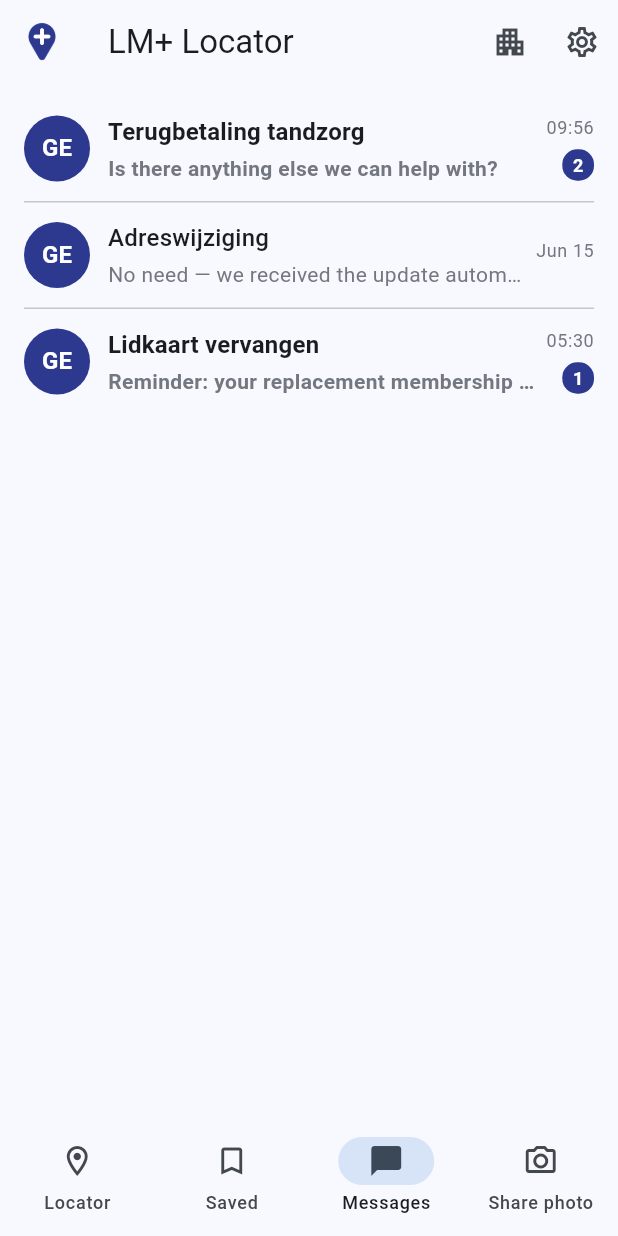
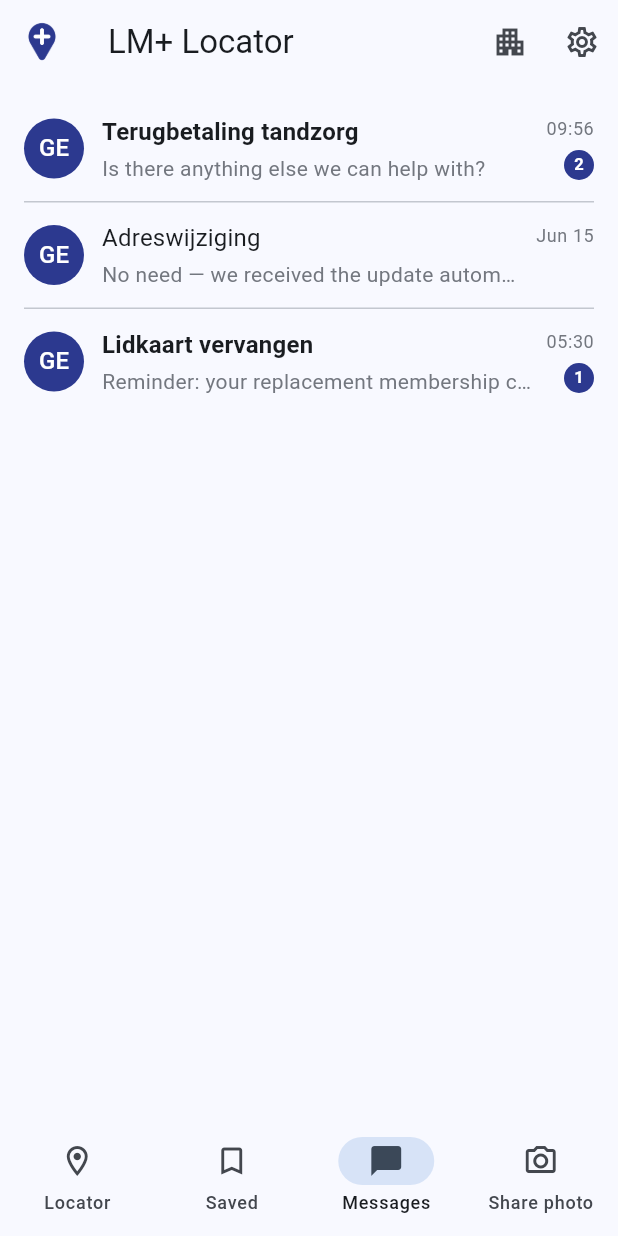
Before and after one commit to symonxdd/lm-plus-locator, a Flutter app: the screen it shows after launch, item 3 of the bottom bar chosen, on a phone screen of 412 x 824 dp. Run offline on Flutter 3.47's test engine with Material 3 defaults, Android fonts, the phone set to English and light mode, and no system bars; our stand-ins replace cloud_firestore, connectivity_plus, firebase_auth, firebase_core, geocoding, geolocator and 5 more; accounts and stored records are empty.

Commit message:
fix(ui): clear unread badge correctly and use a true circular badge
markAsRead() was called synchronously in initState, mutating the
ValueNotifier mid-build and throwing "setState() called during build" —
the exception silently swallowed the update, so the badge never cleared.
Deferred it to a post-frame callback instead.

Also gives the unread badge a fixed-size circular shape (it was stretching
vertically due to default text line-height) and lightens conversation
tile text weights for a more minimal look.

```diff
--- a/lib/screens/chat_screen.dart
+++ b/lib/screens/chat_screen.dart
@@ -25,8 +25,13 @@ class _ChatScreenState extends State<ChatScreen> {
   @override
   void initState() {
     super.initState();
-    MessagingService.instance.markAsRead(widget.conversationId);
-    WidgetsBinding.instance.addPostFrameCallback((_) => _scrollToBottom());
+    // Deferred: calling this synchronously here would mutate the
+    // ValueNotifier mid-build (the very first build of this widget),
+    // which throws "setState() called during build".
+    WidgetsBinding.instance.addPostFrameCallback((_) {
+      MessagingService.instance.markAsRead(widget.conversationId);
+      _scrollToBottom();
+    });
   }
 
   @override
--- a/lib/widgets/conversation_tile.dart
+++ b/lib/widgets/conversation_tile.dart
@@ -32,14 +32,11 @@ class ConversationTile extends StatelessWidget {
         child: Row(
           children: [
             CircleAvatar(
-              radius: 22,
+              radius: 20,
               backgroundColor: conversation.avatarColor,
               child: Text(
                 conversation.avatarLabel,
-                style: const TextStyle(
-                  color: Colors.white,
-                  fontWeight: FontWeight.w600,
-                ),
+                style: const TextStyle(color: Colors.white, fontWeight: FontWeight.w500),
               ),
             ),
             const SizedBox(width: 12),
@@ -52,7 +49,7 @@ class ConversationTile extends StatelessWidget {
                     maxLines: 1,
                     overflow: TextOverflow.ellipsis,
                     style: theme.textTheme.titleMedium?.copyWith(
-                      fontWeight: unread ? FontWeight.w700 : FontWeight.w500,
+                      fontWeight: unread ? FontWeight.w600 : FontWeight.w400,
                     ),
                   ),
                   if (lastMessage != null) ...[
@@ -63,7 +60,6 @@ class ConversationTile extends StatelessWidget {
                       overflow: TextOverflow.ellipsis,
                       style: theme.textTheme.bodyMedium?.copyWith(
                         color: theme.colorScheme.outline,
-                        fontWeight: unread ? FontWeight.w600 : FontWeight.normal,
                       ),
                     ),
                   ],
@@ -84,20 +80,25 @@ class ConversationTile extends StatelessWidget {
                 const SizedBox(height: 6),
                 if (unread)
                   Container(
-                    padding: const EdgeInsets.symmetric(horizontal: 7, vertical: 2),
+                    width: 20,
+                    height: 20,
+                    alignment: Alignment.center,
                     decoration: BoxDecoration(
                       color: ctaColors(context).background,
-                      borderRadius: BorderRadius.circular(10),
+                      shape: BoxShape.circle,
                     ),
                     child: Text(
                       '${conversation.unreadCount}',
                       style: TextStyle(
                         color: ctaColors(context).foreground,
-                        fontSize: 12,
+                        fontSize: 11,
                         fontWeight: FontWeight.w600,
+                        height: 1,
                       ),
                     ),
-                  ),
+                  )
+                else
+                  const SizedBox(height: 20),
               ],
             ),
           ],
```
